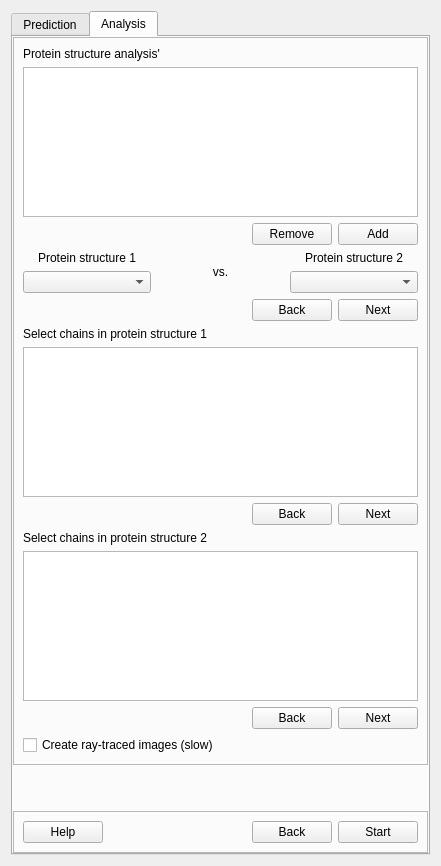
urban233/PySSA, file pyssa/gui/ui/forms/predict_monomer_view.ui: the form before one commit.
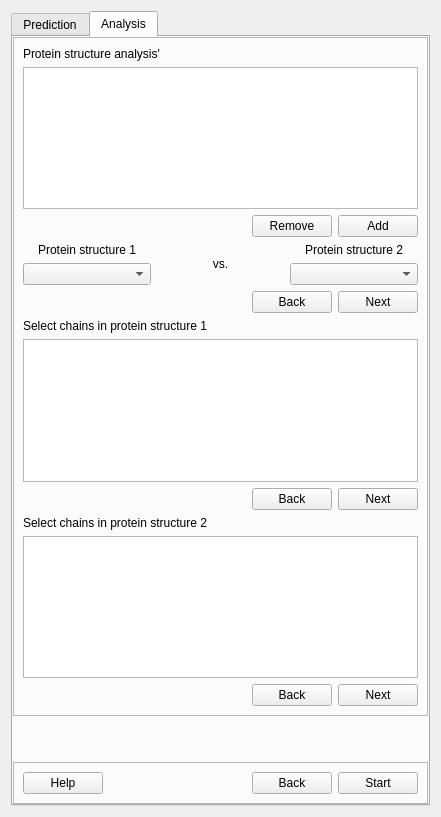
The form after the commit. The open tabs and pages were chosen to show the change.

Commit message: removed the feature to create images during the analysis

What changed in the file:
```diff
--- a/pyssa/gui/ui/forms/predict_monomer_view.ui
+++ b/pyssa/gui/ui/forms/predict_monomer_view.ui
@@ -7,7 +7,7 @@
     <x>0</x>
     <y>0</y>
     <width>441</width>
-    <height>866</height>
+    <height>817</height>
    </rect>
   </property>
   <property name="windowTitle">
@@ -642,17 +642,6 @@
             </item>
            </layout>
           </item>
-          <item>
-           <layout class="QHBoxLayout" name="horizontalLayout_95">
-            <item>
-             <widget class="QCheckBox" name="cb_pred_analysis_mono_images">
-              <property name="text">
-               <string>Create ray-traced images (slow)</string>
-              </property>
-             </widget>
-            </item>
-           </layout>
-          </item>
          </layout>
         </widget>
        </item>
```
The commit also changes 8 other files.
